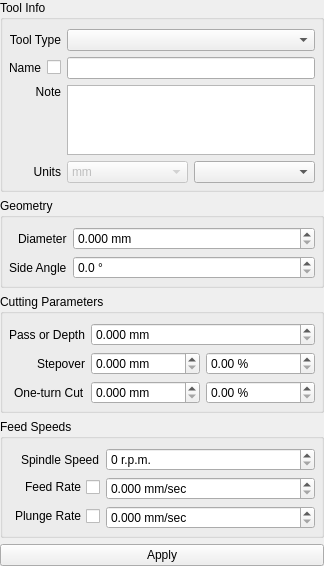
Old version of the form G2G/tooldatabase/tooleditform.ui in the repository XRay3D/GERBER_X3.
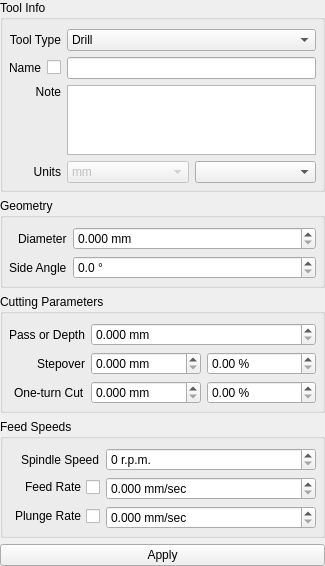
New version of the form. Custom widgets are drawn as their Qt base class.

Diff of the .ui file:
```diff
--- a/G2G/tooldatabase/tooleditform.ui
+++ b/G2G/tooldatabase/tooleditform.ui
@@ -6,7 +6,7 @@
    <rect>
     <x>0</x>
     <y>0</y>
-    <width>324</width>
+    <width>325</width>
     <height>512</height>
    </rect>
   </property>
@@ -53,7 +53,7 @@
       <item row="0" column="1">
        <widget class="QComboBox" name="cbxToolType">
         <property name="currentIndex">
-         <number>-1</number>
+         <number>0</number>
         </property>
         <item>
          <property name="text">
```
Left out of the diff: 5 changed lines with no effect on the pictures.
